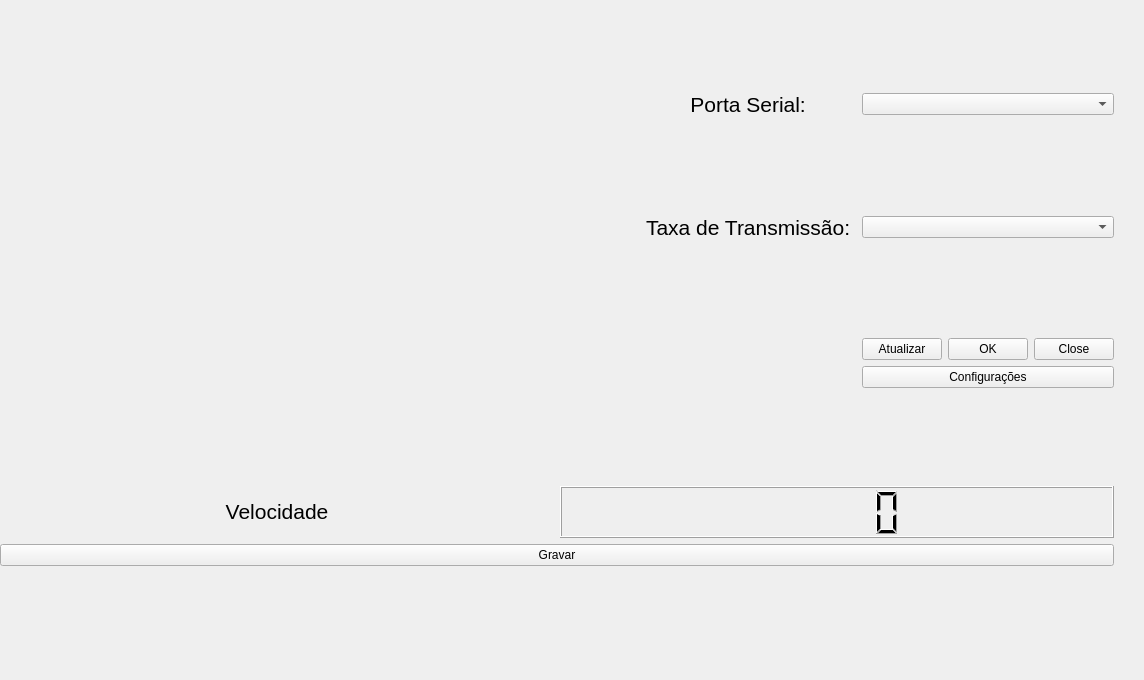
Old version of the form GUI/mainwindow.ui in the repository ifsc-saojose/Rob-inspe-o-de-dutos.
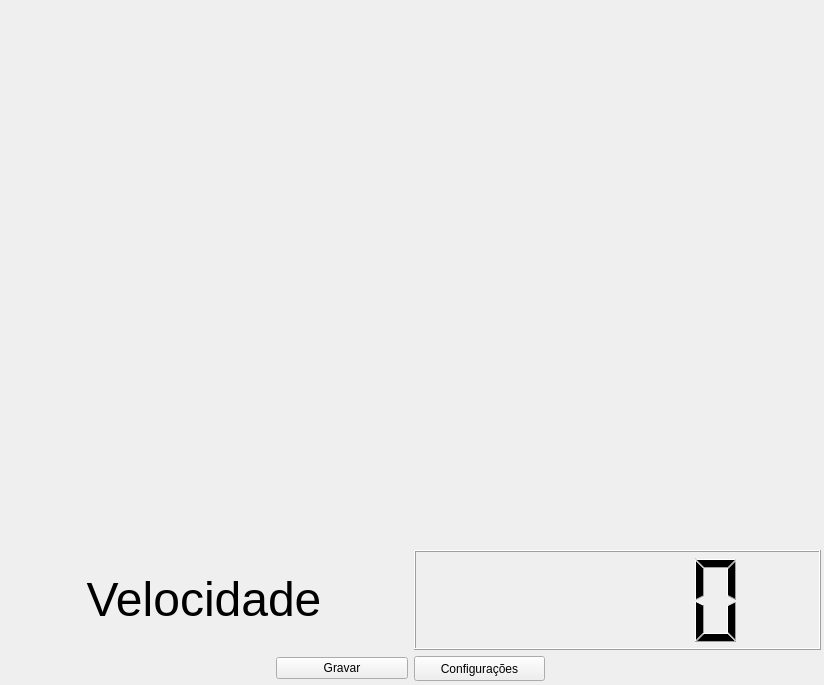
New version of the form.

```diff
--- a/GUI/mainwindow.ui
+++ b/GUI/mainwindow.ui
@@ -6,8 +6,8 @@
    <rect>
     <x>0</x>
     <y>0</y>
-    <width>1144</width>
-    <height>680</height>
+    <width>824</width>
+    <height>685</height>
    </rect>
   </property>
   <property name="minimumSize">
@@ -25,8 +25,8 @@
      <rect>
       <x>0</x>
       <y>0</y>
-      <width>1114</width>
-      <height>566</height>
+      <width>821</width>
+      <height>681</height>
      </rect>
     </property>
     <layout class="QVBoxLayout" name="verticalLayout">
@@ -42,8 +42,8 @@
          </property>
          <property name="maximumSize">
           <size>
-           <width>640</width>
-           <height>480</height>
+           <width>16777215</width>
+           <height>16777215</height>
           </size>
          </property>
          <property name="text">
@@ -51,72 +51,6 @@
          </property>
         </widget>
        </item>
-       <item>
-        <layout class="QGridLayout" name="gridLayout_4">
-         <item row="1" column="3">
-          <widget class="QComboBox" name="comboBox_Port"/>
-         </item>
-         <item row="1" column="1">
-          <widget class="QLabel" name="Port_Label">
-           <property name="maximumSize">
-            <size>
-             <width>16777215</width>
-             <height>76</height>
-            </size>
-           </property>
-           <property name="text">
-            <string>&lt;html&gt;&lt;head/&gt;&lt;body&gt;&lt;p align=&quot;center&quot;&gt;&lt;span style=&quot; font-size:16pt; color:#000000;&quot;&gt;Porta Serial: &lt;/span&gt;&lt;/p&gt;&lt;/body&gt;&lt;/html&gt;</string>
-           </property>
-          </widget>
-         </item>
-         <item row="2" column="1">
-          <widget class="QLabel" name="label">
-           <property name="text">
-            <string>&lt;html&gt;&lt;head/&gt;&lt;body&gt;&lt;p align=&quot;center&quot;&gt;&lt;span style=&quot; font-size:16pt; color:#000000;&quot;&gt;Taxa de Transmissão: &lt;/span&gt;&lt;/p&gt;&lt;/body&gt;&lt;/html&gt;</string>
-           </property>
-          </widget>
-         </item>
-         <item row="2" column="3">
-          <widget class="QComboBox" name="comboBox_Baud"/>
-         </item>
-         <item row="3" column="3">
-          <layout class="QVBoxLayout" name="verticalLayout_3">
-           <item>
-            <layout class="QGridLayout" name="gridLayout_3">
-             <item row="0" column="0">
-              <widget class="QPushButton" name="Refresh_Button">
-               <property name="text">
-                <string>Atualizar</string>
-               </property>
-              </widget>
-             </item>
-             <item row="0" column="1">
-              <widget class="QPushButton" name="OK_Button">
-               <property name="text">
-                <string>OK</string>
-               </property>
-              </widget>
-             </item>
-             <item row="0" column="2">
-              <widget class="QPushButton" name="Close_Button">
-               <property name="text">
-                <string>Close</string>
-               </property>
-              </widget>
-             </item>
-            </layout>
-           </item>
-           <item>
-            <widget class="QPushButton" name="Config_Button">
-             <property name="text">
-              <string>Configurações</string>
-             </property>
-            </widget>
-           </item>
-          </layout>
-         </item>
-        </layout>
-       </item>
       </layout>
      </item>
      <item>
@@ -128,11 +62,11 @@
            <property name="maximumSize">
             <size>
              <width>16777215</width>
-             <height>77</height>
+             <height>100</height>
             </size>
            </property>
            <property name="text">
-            <string>&lt;html&gt;&lt;head/&gt;&lt;body&gt;&lt;p align=&quot;center&quot;&gt;&lt;span style=&quot; font-size:16pt; color:#000000;&quot;&gt;Velocidade&lt;/span&gt;&lt;/p&gt;&lt;/body&gt;&lt;/html&gt;</string>
+            <string>&lt;html&gt;&lt;head/&gt;&lt;body&gt;&lt;p align=&quot;center&quot;&gt;&lt;span style=&quot; font-size:36pt; color:#000000;&quot;&gt;Velocidade&lt;/span&gt;&lt;/p&gt;&lt;/body&gt;&lt;/html&gt;</string>
            </property>
           </widget>
          </item>
@@ -141,7 +75,7 @@
            <property name="maximumSize">
             <size>
              <width>16777215</width>
-             <height>77</height>
+             <height>100</height>
             </size>
            </property>
           </widget>
@@ -151,17 +85,70 @@
       </layout>
      </item>
      <item>
-      <layout class="QHBoxLayout" name="horizontalLayout_4">
-       <item>
-        <widget class="QPushButton" name="Record_Button">
-         <property name="layoutDirection">
-          <enum>Qt::LeftToRight</enum>
+      <layout class="QGridLayout" name="gridLayout">
+       <item row="0" column="0">
+        <widget class="QLabel" name="label_2">
+         <property name="focusPolicy">
+          <enum>Qt::StrongFocus</enum>
          </property>
          <property name="text">
-          <string>Gravar</string>
+          <string/>
          </property>
         </widget>
        </item>
+       <item row="0" column="2">
+        <layout class="QHBoxLayout" name="horizontalLayout_9">
+         <item>
+          <widget class="QLabel" name="label_3">
+           <property name="maximumSize">
+            <size>
+             <width>16777215</width>
+             <height>16777215</height>
+            </size>
+           </property>
+           <property name="focusPolicy">
+            <enum>Qt::StrongFocus</enum>
+           </property>
+           <property name="text">
+            <string/>
+           </property>
+          </widget>
+         </item>
+        </layout>
+       </item>
+       <item row="0" column="1">
+        <layout class="QHBoxLayout" name="horizontalLayout_4">
+         <item>
+          <widget class="QPushButton" name="Record_Button">
+           <property name="focusPolicy">
+            <enum>Qt::NoFocus</enum>
+           </property>
+           <property name="layoutDirection">
+            <enum>Qt::LeftToRight</enum>
+           </property>
+           <property name="text">
+            <string>Gravar</string>
+           </property>
+          </widget>
+         </item>
+         <item>
+          <widget class="QPushButton" name="Config_Button">
+           <property name="maximumSize">
+            <size>
+             <width>150</width>
+             <height>25</height>
+            </size>
+           </property>
+           <property name="focusPolicy">
+            <enum>Qt::NoFocus</enum>
+           </property>
+           <property name="text">
+            <string>Configurações</string>
+           </property>
+          </widget>
+         </item>
+        </layout>
+       </item>
       </layout>
      </item>
     </layout>
```
Left out of the diff: 2 changed lines with no effect on the pictures.
